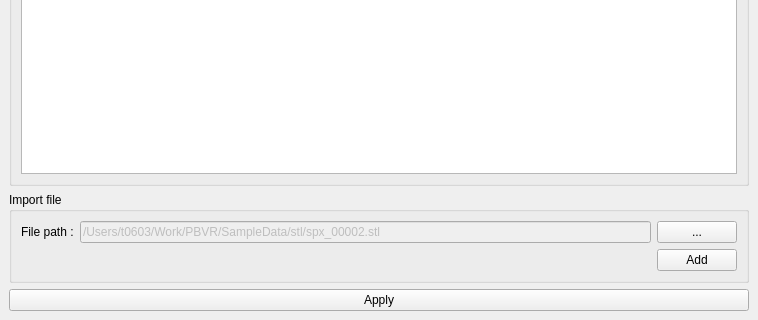
Qt form Widgets/Merge.ui (CCSEPBVR/CS-IS-PBVR) before a commit; both pictures show x 0 to 758 and y 172 to 492 of the 758 by 492 pixel window.
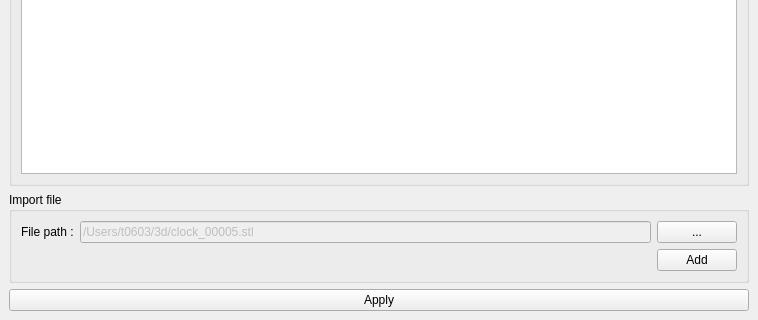
The same form after that commit.

What changed in the file:
```diff
--- a/Widgets/Merge.ui
+++ b/Widgets/Merge.ui
@@ -85,7 +85,7 @@
           <bool>false</bool>
          </property>
          <property name="text">
-          <string>/Users/t0603/Work/PBVR/SampleData/stl/spx_00002.stl</string>
+          <string>/Users/t0603/3d/clock_00005.stl</string>
          </property>
         </widget>
        </item>
```
